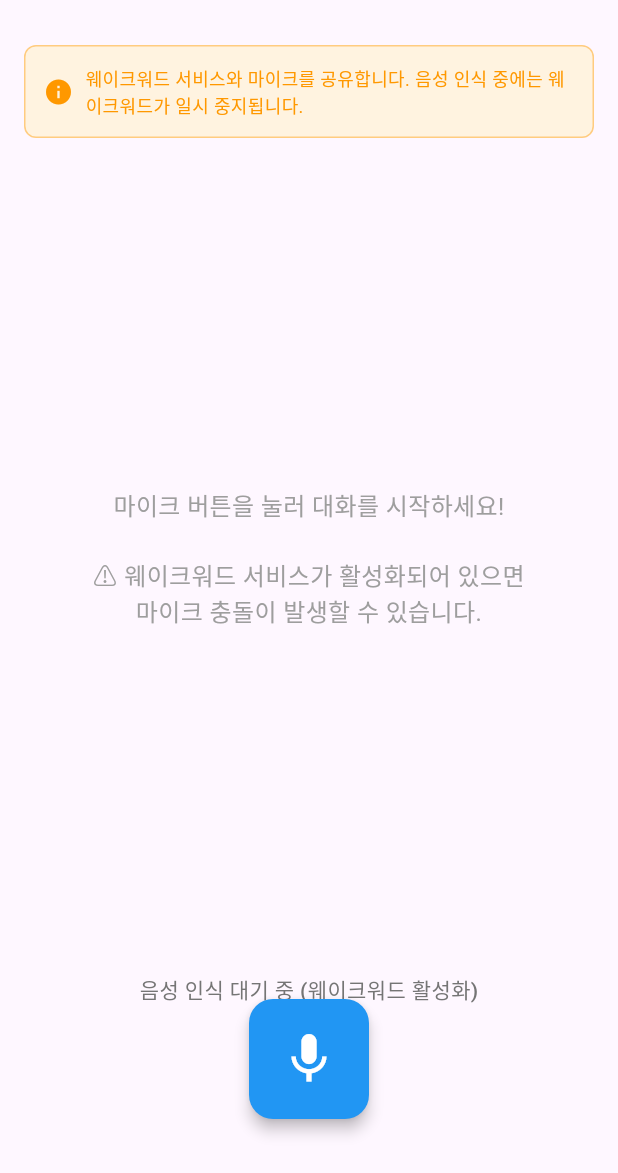
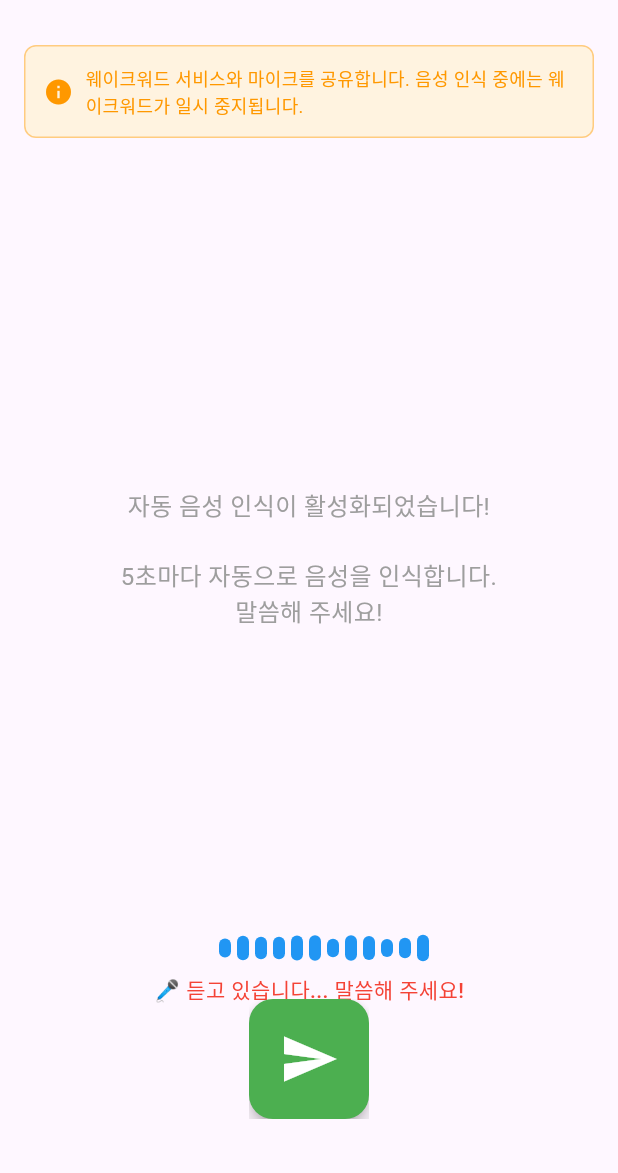
Before and after one commit to kangeunsong/SOOM, a Flutter app: the SoomiScreen screen opened directly, on a phone screen of 412 x 824 dp, the part 63-1236 px from its top. Run offline on Flutter 3.47's test engine with Material 3 defaults, Android fonts, the phone set to English and light mode, and no system bars; our stand-ins replace flutter_dotenv, flutter_secure_storage, flutter_tts, geolocator, permission_handler, shared_preferences and 1 more; missing offline and left inert: porcupine_flutter; accounts and stored records are empty.

```diff
--- a/frontend/lib/screens/soomi_screen.dart
+++ b/frontend/lib/screens/soomi_screen.dart
@@ -25,6 +25,11 @@ class _SoomiScreenState extends State<SoomiScreen> {
     super.initState();
     _speech = stt.SpeechToText();
     _initTts();
+
+    // 화면 진입 시 자동으로 음성 인식 시작
+    Future.delayed(const Duration(milliseconds: 1000), () {
+      _startListening();
+    });
   }
 
   Future<void> _initTts() async {
@@ -222,7 +227,7 @@ class _SoomiScreenState extends State<SoomiScreen> {
                 child: _messages.isEmpty
                     ? const Center(
                         child: Text(
-                          '마이크 버튼을 눌러 대화를 시작하세요!\n\n⚠️ 웨이크워드 서비스가 활성화되어 있으면\n마이크 충돌이 발생할 수 있습니다.',
+                          '자동 음성 인식이 활성화되었습니다!\n\n5초마다 자동으로 음성을 인식합니다.\n말씀해 주세요!',
                           style: TextStyle(
                             fontSize: 16,
                             color: Colors.grey,
```
